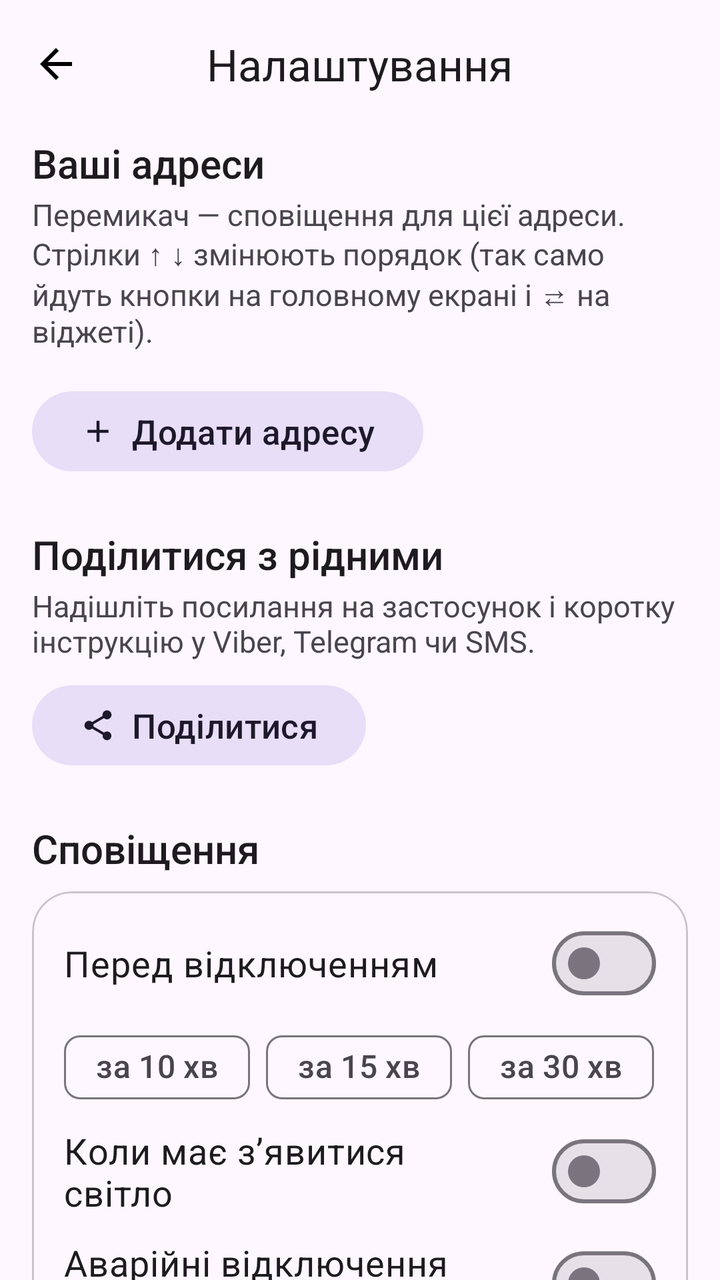
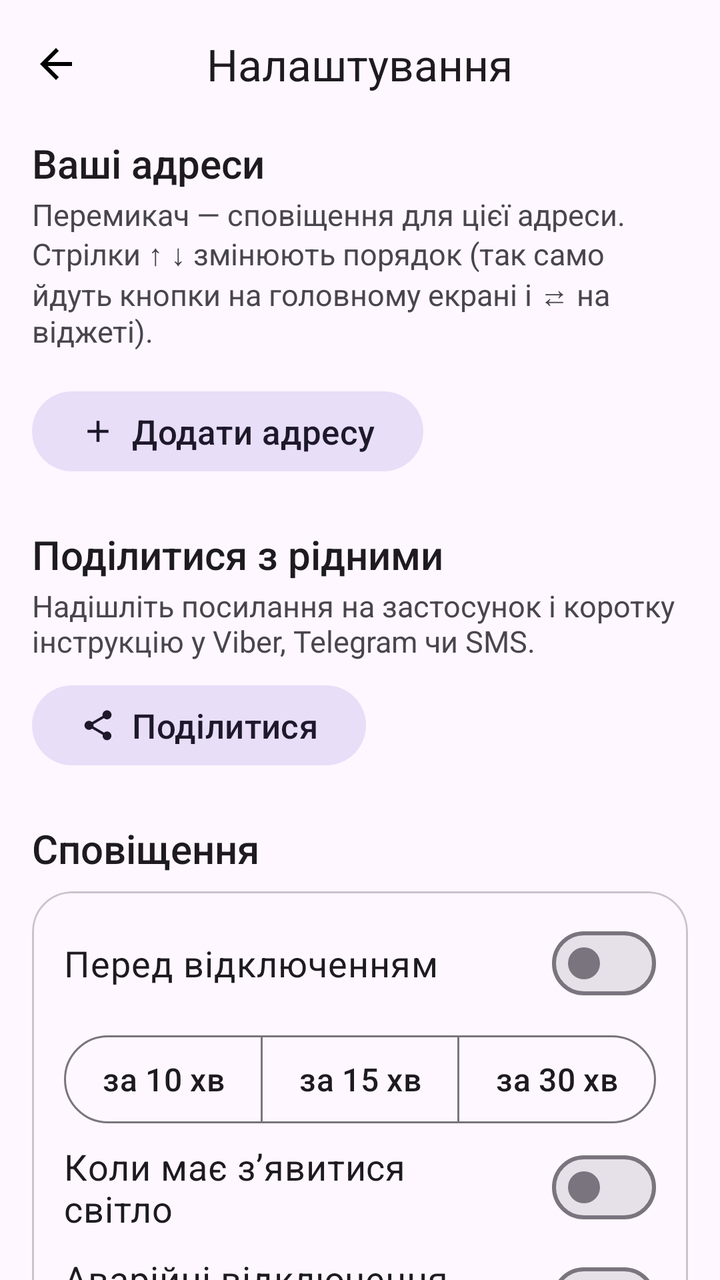

Compare the two renders of this Android layout. The source of the first and the diff that turns it into the second are given below.
<!-- AndroidManifest.xml: application theme AppTheme -->
<!-- res/layout/activity_settings.xml -->
<?xml version="1.0" encoding="utf-8"?>

<LinearLayout xmlns:android="http://schemas.android.com/apk/res/android"
    xmlns:app="http://schemas.android.com/apk/res-auto"
    android:id="@+id/settings_root"
    android:layout_width="match_parent"
    android:layout_height="match_parent"
    android:orientation="vertical">

    <com.google.android.material.appbar.MaterialToolbar
        android:id="@+id/toolbar"
        android:layout_width="match_parent"
        android:layout_height="?attr/actionBarSize"
        app:navigationContentDescription="Назад"
        app:navigationIcon="@drawable/ic_arrow_back"
        app:titleCentered="true"
        app:title="Налаштування" />

    <androidx.core.widget.NestedScrollView
        android:layout_width="match_parent"
        android:layout_height="0dp"
        android:layout_weight="1">

        <LinearLayout
            android:id="@+id/settings_content"
            android:layout_width="match_parent"
            android:layout_height="wrap_content"
            android:orientation="vertical"
            android:paddingStart="16dp"
            android:paddingTop="4dp"
            android:paddingEnd="16dp"
            android:paddingBottom="24dp">

            
            <TextView
                android:layout_width="match_parent"
                android:layout_height="wrap_content"
                android:fontFamily="sans-serif-medium"
                android:text="Ваші адреси"
                android:textColor="?attr/colorOnSurface"
                android:textSize="20sp" />

            <TextView
                android:layout_width="match_parent"
                android:layout_height="wrap_content"
                android:layout_marginTop="2dp"
                android:layout_marginBottom="8dp"
                android:text="Перемикач — сповіщення для цієї адреси. Стрілки ↑ ↓ змінюють порядок (так само йдуть кнопки на головному екрані і ⇄ на віджеті)."
                android:textColor="?attr/colorOnSurfaceVariant"
                android:textSize="15sp" />

            <com.google.android.material.card.MaterialCardView
                style="?attr/materialCardViewOutlinedStyle"
                android:layout_width="match_parent"
                android:layout_height="wrap_content"
                app:cardCornerRadius="20dp">

                <LinearLayout
                    android:id="@+id/addr_list"
                    android:layout_width="match_parent"
                    android:layout_height="wrap_content"
                    android:orientation="vertical" />
            </com.google.android.material.card.MaterialCardView>

            <com.google.android.material.button.MaterialButton
                android:id="@+id/btn_add"
                style="@style/Widget.Material3.Button.TonalButton"
                android:layout_width="wrap_content"
                android:layout_height="wrap_content"
                android:layout_marginTop="8dp"
                android:text="Додати адресу"
                android:textSize="17sp"
                app:icon="@drawable/ic_add" />

            
            <TextView
                android:layout_width="match_parent"
                android:layout_height="wrap_content"
                android:layout_marginTop="24dp"
                android:fontFamily="sans-serif-medium"
                android:text="Поділитися з рідними"
                android:textColor="?attr/colorOnSurface"
                android:textSize="20sp" />

            <TextView
                android:layout_width="match_parent"
                android:layout_height="wrap_content"
                android:layout_marginTop="2dp"
                android:text="Надішліть посилання на застосунок і коротку інструкцію у Viber, Telegram чи SMS."
                android:textColor="?attr/colorOnSurfaceVariant"
                android:textSize="15sp" />

            <com.google.android.material.button.MaterialButton
                android:id="@+id/btn_share"
                style="@style/Widget.Material3.Button.TonalButton"
                android:layout_width="wrap_content"
                android:layout_height="wrap_content"
                android:layout_marginTop="8dp"
                android:text="Поділитися"
                android:textSize="17sp"
                app:icon="@drawable/ic_share" />

            
            <TextView
                android:layout_width="match_parent"
                android:layout_height="wrap_content"
                android:layout_marginTop="24dp"
                android:layout_marginBottom="8dp"
                android:fontFamily="sans-serif-medium"
                android:text="Сповіщення"
                android:textColor="?attr/colorOnSurface"
                android:textSize="20sp" />

            <com.google.android.material.card.MaterialCardView
                style="?attr/materialCardViewOutlinedStyle"
                android:layout_width="match_parent"
                android:layout_height="wrap_content"
                app:cardCornerRadius="20dp">

                <LinearLayout
                    android:layout_width="match_parent"
                    android:layout_height="wrap_content"
                    android:orientation="vertical"
                    android:paddingStart="16dp"
                    android:paddingTop="8dp"
                    android:paddingEnd="16dp"
                    android:paddingBottom="12dp">

                    <com.google.android.material.materialswitch.MaterialSwitch
                        android:id="@+id/sw_before"
                        android:layout_width="match_parent"
                        android:layout_height="wrap_content"
                        android:minHeight="56dp"
                        android:text="Перед відключенням"
                        android:textSize="18sp" />

                    <com.google.android.material.chip.ChipGroup
                        android:id="@+id/cg_lead"
                        android:layout_width="match_parent"
                        android:layout_height="wrap_content"
                        app:selectionRequired="true"
                        app:singleSelection="true">

                        <com.google.android.material.chip.Chip
                            android:id="@+id/chip_10"
                            style="@style/Widget.Material3.Chip.Filter"
                            android:layout_width="wrap_content"
                            android:layout_height="wrap_content"
                            android:text="за 10 хв"
                            android:textSize="16sp" />

                        <com.google.android.material.chip.Chip
                            android:id="@+id/chip_15"
                            style="@style/Widget.Material3.Chip.Filter"
                            android:layout_width="wrap_content"
                            android:layout_height="wrap_content"
                            android:text="за 15 хв"
                            android:textSize="16sp" />

                        <com.google.android.material.chip.Chip
                            android:id="@+id/chip_30"
                            style="@style/Widget.Material3.Chip.Filter"
                            android:layout_width="wrap_content"
                            android:layout_height="wrap_content"
                            android:text="за 30 хв"
                            android:textSize="16sp" />


                    </com.google.android.material.chip.ChipGroup>

                    <com.google.android.material.materialswitch.MaterialSwitch
                        android:id="@+id/sw_return"
                        android:layout_width="match_parent"
                        android:layout_height="wrap_content"
                        android:minHeight="56dp"
                        android:text="Коли має зʼявитися світло"
                        android:textSize="18sp" />

                    <com.google.android.material.materialswitch.MaterialSwitch
                        android:id="@+id/sw_emergency"
                        android:layout_width="match_parent"
                        android:layout_height="wrap_content"
                        android:minHeight="56dp"
                        android:text="Аварійні відключення (ГАВ, СГАВ)"
                        android:textSize="18sp" />

                    <com.google.android.material.materialswitch.MaterialSwitch
                        android:id="@+id/sw_schedule"
                        android:layout_width="match_parent"
                        android:layout_height="wrap_content"
                        android:minHeight="56dp"
                        android:text="Зміни графіка і графік на завтра"
                        android:textSize="18sp" />

                    <TextView
                        android:id="@+id/m_battery_hint"
                        android:layout_width="match_parent"
                        android:layout_height="wrap_content"
                        android:layout_marginTop="8dp"
                        android:textColor="?attr/colorOnSurfaceVariant"
                        android:textSize="15sp" />

                    <com.google.android.material.button.MaterialButton
                        android:id="@+id/btn_battery"
                        style="@style/Widget.Material3.Button.TextButton"
                        android:layout_width="wrap_content"
                        android:layout_height="wrap_content"
                        android:text="Дозволити роботу у фоні"
                        android:textSize="16sp" />

                    <com.google.android.material.button.MaterialButton
                        android:id="@+id/btn_autostart"
                        style="@style/Widget.Material3.Button.TextButton"
                        android:layout_width="wrap_content"
                        android:layout_height="wrap_content"
                        android:text="Xiaomi: увімкнути «Автозапуск»"
                        android:textSize="16sp"
                        android:visibility="gone" />

                    <com.google.android.material.button.MaterialButton
                        android:id="@+id/btn_miui_popup"
                        style="@style/Widget.Material3.Button.TextButton"
                        android:layout_width="wrap_content"
                        android:layout_height="wrap_content"
                        android:text="Xiaomi: дозволити відкриття з віджета"
                        android:textSize="16sp"
                        android:visibility="gone" />
                </LinearLayout>
            </com.google.android.material.card.MaterialCardView>

            
            <TextView
                android:layout_width="match_parent"
                android:layout_height="wrap_content"
                android:layout_marginTop="24dp"
                android:layout_marginBottom="8dp"
                android:fontFamily="sans-serif-medium"
                android:text="Віджети"
                android:textColor="?attr/colorOnSurface"
                android:textSize="20sp" />

            <com.google.android.material.card.MaterialCardView
                style="?attr/materialCardViewOutlinedStyle"
                android:layout_width="match_parent"
                android:layout_height="wrap_content"
                app:cardCornerRadius="20dp">

                <LinearLayout
                    android:layout_width="match_parent"
                    android:layout_height="wrap_content"
                    android:orientation="vertical"
                    android:padding="16dp">

                    <TextView
                        android:layout_width="match_parent"
                        android:layout_height="wrap_content"
                        android:text="Розмір тексту на віджеті"
                        android:textColor="?attr/colorOnSurface"
                        android:textSize="18sp" />

                    <com.google.android.material.chip.ChipGroup
                        android:id="@+id/cg_wscale"
                        android:layout_width="match_parent"
                        android:layout_height="wrap_content"
                        android:layout_marginTop="4dp"
                        app:selectionRequired="true"
                        app:singleSelection="true">

                        <com.google.android.material.chip.Chip
                            android:id="@+id/chip_ws_s"
                            style="@style/Widget.Material3.Chip.Filter"
                            android:layout_width="wrap_content"
                            android:layout_height="wrap_content"
                            android:text="Менший"
                            android:textSize="16sp" />

                        <com.google.android.material.chip.Chip
                            android:id="@+id/chip_ws_m"
                            style="@style/Widget.Material3.Chip.Filter"
                            android:layout_width="wrap_content"
                            android:layout_height="wrap_content"
                            android:text="Звичайний"
                            android:textSize="16sp" />

                        <com.google.android.material.chip.Chip
                            android:id="@+id/chip_ws_l"
                            style="@style/Widget.Material3.Chip.Filter"
                            android:layout_width="wrap_content"
                            android:layout_height="wrap_content"
                            android:text="Більший"
                            android:textSize="16sp" />

                        <com.google.android.material.chip.Chip
                            android:id="@+id/chip_ws_xl"
                            style="@style/Widget.Material3.Chip.Filter"
                            android:layout_width="wrap_content"
                            android:layout_height="wrap_content"
                            android:text="Найбільший"
                            android:textSize="16sp" />
                    </com.google.android.material.chip.ChipGroup>

                    <TextView
                        android:layout_width="match_parent"
                        android:layout_height="wrap_content"
                        android:layout_marginTop="12dp"
                        android:text="Утримуйте палець на порожньому місці головного екрана → «Віджети» → «Світло». Є два розміри: великий (4×2) і квадратний (2×2). Новий віджет показує першу адресу зі списку вище.

Колір віджета показує статус: зелений — світло є, жовтий — можливе відключення, червоний — світла немає.

Якщо розтягнути великий віджет, він покаже більше найближчих годин.

Щоб перемкнути адресу на віджеті (Дім ⇄ Робота), торкніться значка ⇄ вгорі віджета. Торкання решти віджета відкриває застосунок на цій адресі.

Дані на віджеті оновлюються самі приблизно кожні 10 хвилин."
                        android:textColor="?attr/colorOnSurface"
                        android:textSize="16sp" />
                </LinearLayout>
            </com.google.android.material.card.MaterialCardView>

            <TextView
                android:layout_width="match_parent"
                android:layout_height="wrap_content"
                android:layout_marginTop="20dp"
                android:gravity="center"
                android:text="Дані: off.energy.mk.ua (АТ «Миколаївобленерго»). Застосунок показує офіційний графік і не може перевірити, чи справді є світло у вашому будинку."
                android:textColor="?attr/colorOnSurfaceVariant"
                android:textSize="14sp" />

            <com.google.android.material.button.MaterialButton
                android:id="@+id/btn_site"
                style="@style/Widget.Material3.Button.TextButton"
                android:layout_width="wrap_content"
                android:layout_height="wrap_content"
                android:layout_gravity="center_horizontal"
                android:text="Відкрити сайт"
                android:textSize="16sp" />

            <TextView
                android:id="@+id/m_version"
                android:layout_width="match_parent"
                android:layout_height="wrap_content"
                android:gravity="center"
                android:textColor="?attr/colorOnSurfaceVariant"
                android:textSize="14sp" />
        </LinearLayout>
    </androidx.core.widget.NestedScrollView>
</LinearLayout>
<!-- resources referenced by this layout -->
<resources>
  <!-- drawable ic_add (drawable) -->
  <?xml version="1.0" encoding="utf-8"?>
  <vector xmlns:android="http://schemas.android.com/apk/res/android"
      android:width="24dp"
      android:height="24dp"
      android:viewportWidth="24"
      android:viewportHeight="24">
      <path android:fillColor="#FF000000" android:pathData="M19,13h-6v6h-2v-6H5v-2h6V5h2v6h6v2z" />
  </vector>
  <!-- drawable ic_arrow_back (drawable) -->
  <?xml version="1.0" encoding="utf-8"?>
  <vector xmlns:android="http://schemas.android.com/apk/res/android"
      android:width="24dp"
      android:height="24dp"
      android:viewportWidth="24"
      android:viewportHeight="24">
      <path android:fillColor="#FF000000" android:pathData="M20,11H7.83l5.59,-5.59L12,4l-8,8 8,8 1.41,-1.41L7.83,13H20v-2z" />
  </vector>
  <!-- drawable ic_share (drawable) -->
  <?xml version="1.0" encoding="utf-8"?>
  <vector xmlns:android="http://schemas.android.com/apk/res/android"
      android:width="24dp"
      android:height="24dp"
      android:viewportWidth="24"
      android:viewportHeight="24">
      <path android:fillColor="#FF000000" android:pathData="M18,16.08c-0.76,0 -1.44,0.3 -1.96,0.77L8.91,12.7c0.05,-0.23 0.09,-0.46 0.09,-0.7s-0.04,-0.47 -0.09,-0.7l7.05,-4.11c0.54,0.5 1.25,0.81 2.04,0.81 1.66,0 3,-1.34 3,-3s-1.34,-3 -3,-3 -3,1.34 -3,3c0,0.24 0.04,0.47 0.09,0.7L8.04,9.81C7.5,9.31 6.79,9 6,9c-1.66,0 -3,1.34 -3,3s1.34,3 3,3c0.79,0 1.5,-0.31 2.04,-0.81l7.12,4.16c-0.05,0.21 -0.08,0.43 -0.08,0.65 0,1.61 1.31,2.92 2.92,2.92 1.61,0 2.92,-1.31 2.92,-2.92s-1.31,-2.92 -2.92,-2.92z" />
  </vector>
  <style name="AppTheme" parent="Theme.Material3.DayNight.NoActionBar">
          <item name="android:statusBarColor">?attr/colorSurface</item>
          <item name="android:windowLightStatusBar">@bool/light_bars</item>
      </style>
</resources>

<!-- the commit's change to res/layout/activity_settings.xml (unified diff, before → after) -->
@@ -134,39 +134,50 @@
                         android:text="Перед відключенням"
                         android:textSize="18sp" />
 
-                    <com.google.android.material.chip.ChipGroup
-                        android:id="@+id/cg_lead"
-                        android:layout_width="match_parent"
-                        android:layout_height="wrap_content"
+                    <com.google.android.material.button.MaterialButtonToggleGroup
+                        android:id="@+id/tg_lead"
+                        android:layout_width="match_parent"
+                        android:layout_height="wrap_content"
+                        android:layout_marginTop="4dp"
                         app:selectionRequired="true"
                         app:singleSelection="true">
 
-                        <com.google.android.material.chip.Chip
+                        <com.google.android.material.button.MaterialButton
                             android:id="@+id/chip_10"
-                            style="@style/Widget.Material3.Chip.Filter"
-                            android:layout_width="wrap_content"
-                            android:layout_height="wrap_content"
+                            style="?attr/materialButtonOutlinedStyle"
+                            android:layout_width="0dp"
+                            android:layout_height="wrap_content"
+                            android:layout_weight="1"
+                            android:minHeight="52dp"
+                            android:paddingStart="4dp"
+                            android:paddingEnd="4dp"
                             android:text="за 10 хв"
                             android:textSize="16sp" />
 
-                        <com.google.android.material.chip.Chip
+                        <com.google.android.material.button.MaterialButton
                             android:id="@+id/chip_15"
-                            style="@style/Widget.Material3.Chip.Filter"
-                            android:layout_width="wrap_content"
-                            android:layout_height="wrap_content"
+                            style="?attr/materialButtonOutlinedStyle"
+                            android:layout_width="0dp"
+                            android:layout_height="wrap_content"
+                            android:layout_weight="1"
+                            android:minHeight="52dp"
+                            android:paddingStart="4dp"
+                            android:paddingEnd="4dp"
                             android:text="за 15 хв"
                             android:textSize="16sp" />
 
-                        <com.google.android.material.chip.Chip
+                        <com.google.android.material.button.MaterialButton
                             android:id="@+id/chip_30"
-                            style="@style/Widget.Material3.Chip.Filter"
-                            android:layout_width="wrap_content"
-                            android:layout_height="wrap_content"
+                            style="?attr/materialButtonOutlinedStyle"
+                            android:layout_width="0dp"
+                            android:layout_height="wrap_content"
+                            android:layout_weight="1"
+                            android:minHeight="52dp"
+                            android:paddingStart="4dp"
+                            android:paddingEnd="4dp"
                             android:text="за 30 хв"
                             android:textSize="16sp" />
-
-
-                    </com.google.android.material.chip.ChipGroup>
+                    </com.google.android.material.button.MaterialButtonToggleGroup>
 
                     <com.google.android.material.materialswitch.MaterialSwitch
                         android:id="@+id/sw_return"
@@ -193,17 +204,68 @@
                         android:textSize="18sp" />
 
                     <TextView
+                        android:layout_width="match_parent"
+                        android:layout_height="wrap_content"
+                        android:layout_marginTop="12dp"
+                        android:text="Перевіряти графік на сайті"
+                        android:textColor="?attr/colorOnSurface"
+                        android:textSize="18sp" />
+
+                    <com.google.android.material.button.MaterialButtonToggleGroup
+                        android:id="@+id/tg_interval"
+                        android:layout_width="match_parent"
+                        android:layout_height="wrap_content"
+                        android:layout_marginTop="4dp"
+                        app:selectionRequired="true"
+                        app:singleSelection="true">
+
+                        <com.google.android.material.button.MaterialButton
+                            android:id="@+id/btn_int_10"
+                            style="?attr/materialButtonOutlinedStyle"
+                            android:layout_width="0dp"
+                            android:layout_height="wrap_content"
+                            android:layout_weight="1"
+                            android:minHeight="52dp"
+                            android:paddingStart="4dp"
+                            android:paddingEnd="4dp"
+                            android:text="кожні 10 хв"
+                            android:textSize="16sp" />
+
+                        <com.google.android.material.button.MaterialButton
+                            android:id="@+id/btn_int_5"
+                            style="?attr/materialButtonOutlinedStyle"
+                            android:layout_width="0dp"
+                            android:layout_height="wrap_content"
+                            android:layout_weight="1"
+                            android:minHeight="52dp"
+                            android:paddingStart="4dp"
+                            android:paddingEnd="4dp"
+                            android:text="кожні 5 хв"
+                            android:textSize="16sp" />
+                    </com.google.android.material.button.MaterialButtonToggleGroup>
+
+                    <TextView
+                        android:layout_width="match_parent"
+                        android:layout_height="wrap_content"
+                        android:layout_marginTop="4dp"
+                        android:text="Поки екран увімкнений. Також дані оновлюються щоразу, коли ви відкриваєте застосунок."
+                        android:textColor="?attr/colorOnSurfaceVariant"
+                        android:textSize="15sp" />
+
+                    <TextView
                         android:id="@+id/m_battery_hint"
                         android:layout_width="match_parent"
                         android:layout_height="wrap_content"
-                        android:layout_marginTop="8dp"
+                        android:layout_marginTop="16dp"
                         android:textColor="?attr/colorOnSurfaceVariant"
                         android:textSize="15sp" />
 
                     <com.google.android.material.button.MaterialButton
                         android:id="@+id/btn_battery"
                         style="@style/Widget.Material3.Button.TextButton"
-                        android:layout_width="wrap_content"
+                        android:layout_width="match_parent"
+                        android:gravity="start|center_vertical"
+                        android:paddingStart="0dp"
                         android:layout_height="wrap_content"
                         android:text="Дозволити роботу у фоні"
                         android:textSize="16sp" />
@@ -211,7 +273,9 @@
                     <com.google.android.material.button.MaterialButton
                         android:id="@+id/btn_autostart"
                         style="@style/Widget.Material3.Button.TextButton"
-                        android:layout_width="wrap_content"
+                        android:layout_width="match_parent"
+                        android:gravity="start|center_vertical"
+                        android:paddingStart="0dp"
                         android:layout_height="wrap_content"
                         android:text="Xiaomi: увімкнути «Автозапуск»"
                         android:textSize="16sp"
@@ -220,7 +284,9 @@
                     <com.google.android.material.button.MaterialButton
                         android:id="@+id/btn_miui_popup"
                         style="@style/Widget.Material3.Button.TextButton"
-                        android:layout_width="wrap_content"
+                        android:layout_width="match_parent"
+                        android:gravity="start|center_vertical"
+                        android:paddingStart="0dp"
                         android:layout_height="wrap_content"
                         android:text="Xiaomi: дозволити відкриття з віджета"
                         android:textSize="16sp"
@@ -258,60 +324,77 @@
                         android:textColor="?attr/colorOnSurface"
                         android:textSize="18sp" />
 
-                    <com.google.android.material.chip.ChipGroup
-                        android:id="@+id/cg_wscale"
-                        android:layout_width="match_parent"
-                        android:layout_height="wrap_content"
-                        android:layout_marginTop="4dp"
+                    <com.google.android.material.button.MaterialButtonToggleGroup
+                        android:id="@+id/tg_wscale"
+                        android:layout_width="match_parent"
+                        android:layout_height="wrap_content"
+                        android:layout_marginTop="8dp"
                         app:selectionRequired="true"
                         app:singleSelection="true">
 
-                        <com.google.android.material.chip.Chip
+                        <com.google.android.material.button.MaterialButton
                             android:id="@+id/chip_ws_s"
-                            style="@style/Widget.Material3.Chip.Filter"
-                            android:layout_width="wrap_content"
-                            android:layout_height="wrap_content"
-                            android:text="Менший"
-                            android:textSize="16sp" />
-
-                        <com.google.android.material.chip.Chip
+                            style="?attr/materialButtonOutlinedStyle"
+                            android:layout_width="0dp"
+                            android:layout_height="wrap_content"
+                            android:layout_weight="1"
+                            android:minHeight="52dp"
+                            android:paddingStart="4dp"
+                            android:paddingEnd="4dp"
+                            android:text="A"
+                            android:textSize="15sp" />
+
+                        <com.google.android.material.button.MaterialButton
                             android:id="@+id/chip_ws_m"
-                            style="@style/Widget.Material3.Chip.Filter"
-                            android:layout_width="wrap_content"
-                            android:layout_height="wrap_content"
-                            android:text="Звичайний"
-                            android:textSize="16sp" />
-
-                        <com.google.android.material.chip.Chip
+                            style="?attr/materialButtonOutlinedStyle"
+                            android:layout_width="0dp"
+                            android:layout_height="wrap_content"
+                            android:layout_weight="1"
+                            android:minHeight="52dp"
+                            android:paddingStart="4dp"
+                            android:paddingEnd="4dp"
+                            android:text="A"
+                            android:textSize="19sp" />
+
+                        <com.google.android.material.button.MaterialButton
                             android:id="@+id/chip_ws_l"
-                            style="@style/Widget.Material3.Chip.Filter"
-                            android:layout_width="wrap_content"
-                            android:layout_height="wrap_content"
-                            android:text="Більший"
-                            android:textSize="16sp" />
-
-                        <com.google.android.material.chip.Chip
+                            style="?attr/materialButtonOutlinedStyle"
+                            android:layout_width="0dp"
+                            android:layout_height="wrap_content"
+                            android:layout_weight="1"
+                            android:minHeight="52dp"
+                            android:paddingStart="4dp"
+                            android:paddingEnd="4dp"
+                            android:text="A"
+                            android:textSize="23sp" />
+
+                        <com.google.android.material.button.MaterialButton
                             android:id="@+id/chip_ws_xl"
-                            style="@style/Widget.Material3.Chip.Filter"
-                            android:layout_width="wrap_content"
-                            android:layout_height="wrap_content"
-                            android:text="Найбільший"
-                            android:textSize="16sp" />
-                    </com.google.android.material.chip.ChipGroup>
+                            style="?attr/materialButtonOutlinedStyle"
+                            android:layout_width="0dp"
+                            android:layout_height="wrap_content"
+                            android:layout_weight="1"
+                            android:minHeight="52dp"
+                            android:paddingStart="4dp"
+                            android:paddingEnd="4dp"
+                            android:text="A"
+                            android:textSize="27sp" />
+                    </com.google.android.material.button.MaterialButtonToggleGroup>
+
+                    <TextView
+                        android:id="@+id/m_wscale"
+                        android:layout_width="match_parent"
+                        android:layout_height="wrap_content"
+                        android:layout_marginTop="4dp"
+                        android:gravity="center"
+                        android:textColor="?attr/colorOnSurfaceVariant"
+                        android:textSize="15sp" />
 
                     <TextView
                         android:layout_width="match_parent"
                         android:layout_height="wrap_content"
                         android:layout_marginTop="12dp"
-                        android:text="Утримуйте палець на порожньому місці головного екрана → «Віджети» → «Світло». Є два розміри: великий (4×2) і квадратний (2×2). Новий віджет показує першу адресу зі списку вище.
-
-Колір віджета показує статус: зелений — світло є, жовтий — можливе відключення, червоний — світла немає.
-
-Якщо розтягнути великий віджет, він покаже більше найближчих годин.
-
-Щоб перемкнути адресу на віджеті (Дім ⇄ Робота), торкніться значка ⇄ вгорі віджета. Торкання решти віджета відкриває застосунок на цій адресі.
-
-Дані на віджеті оновлюються самі приблизно кожні 10 хвилин."
+                        android:text="Утримуйте палець на порожньому місці головного екрана → «Віджети» → «Світло». Є два розміри: великий (4×2) і квадратний (2×2). Новий віджет показує першу адресу зі списку вище.&#10;&#10;Колір віджета показує статус: зелений — світло є, жовтий — можливе відключення, червоний — світла немає.&#10;&#10;Якщо розтягнути великий віджет, він покаже більше найближчих годин.&#10;&#10;Щоб перемкнути адресу на віджеті (Дім ⇄ Робота), торкніться значка ⇄ вгорі віджета. Торкання решти віджета відкриває застосунок на цій адресі.&#10;&#10;Дані на віджеті оновлюються самі приблизно кожні 10 хвилин."
                         android:textColor="?attr/colorOnSurface"
                         android:textSize="16sp" />
                 </LinearLayout>
